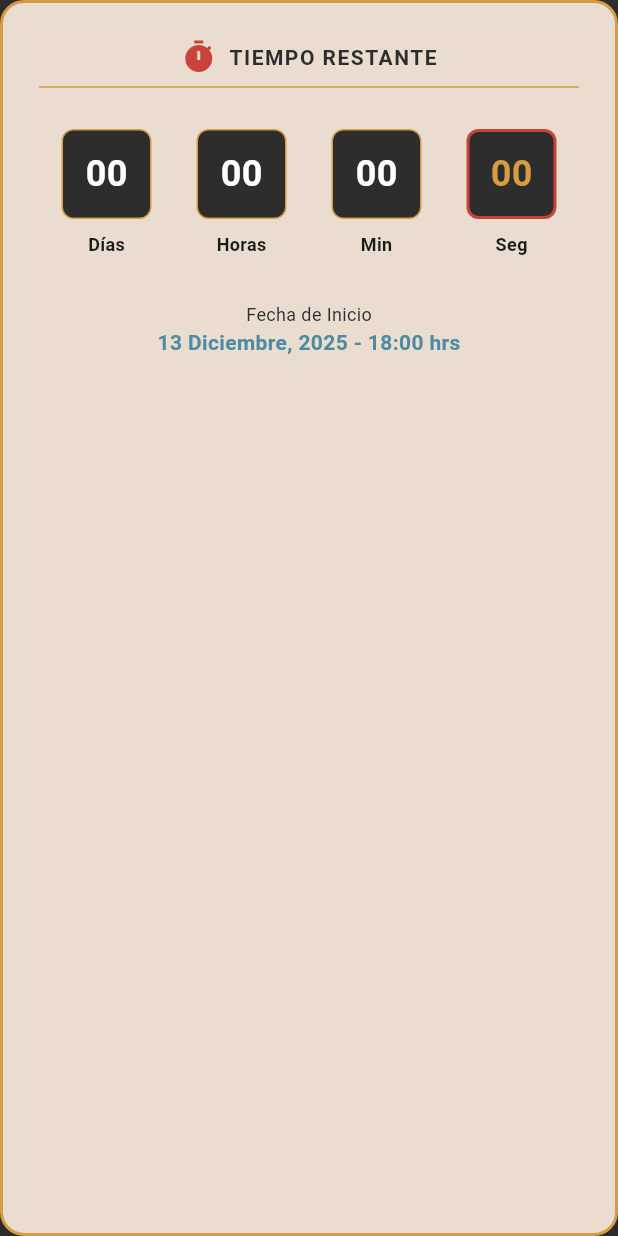
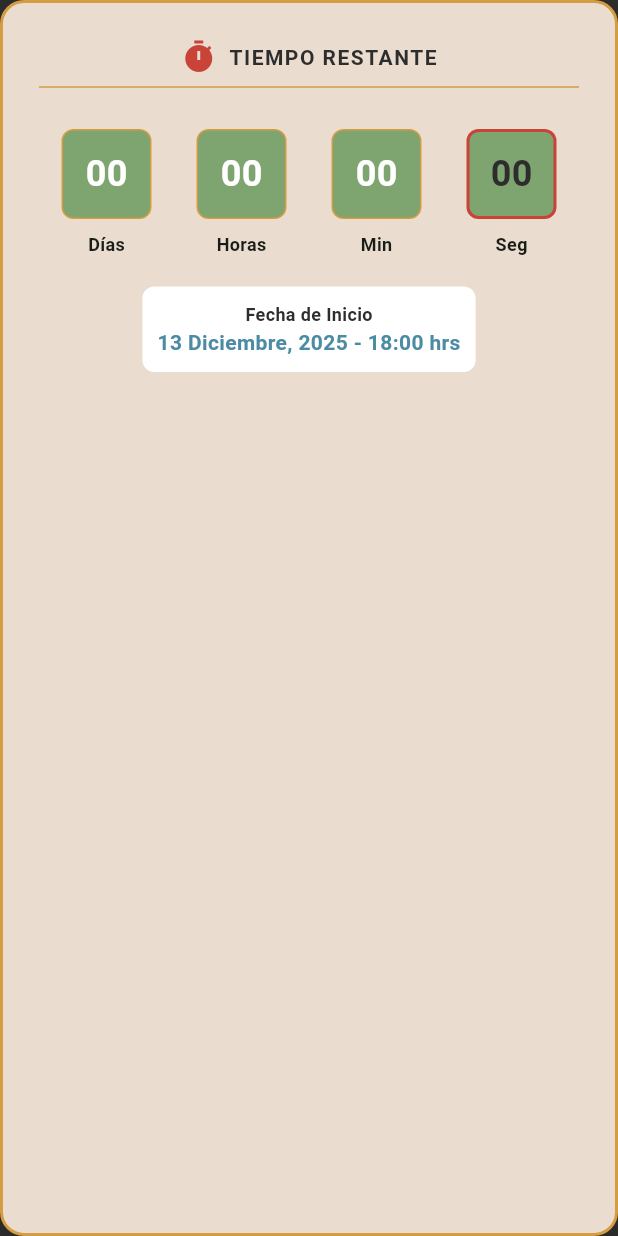
Before and after one commit to andreuvv/myl-tournament-web, a Flutter app: the CountdownCard widget shown alone on an empty page, opened directly with empty values, on a phone screen of 412 x 824 dp. Run offline on Flutter 3.47's test engine with Material 3 defaults, Android fonts, the phone set to English and light mode, and no system bars; our stand-ins replace web; missing offline and left inert: dart:ui_web; Roboto replaces fonts that are missing (Georgia).

Commit message:
Refactor MainController and TcgApp to use streams for menu selection; implement CountdownController for countdown functionality; enhance HomeView and MapCard with improved navigation and UI updates.

```diff
--- /dev/null
+++ b/lib/controllers/countdown_controller.dart
@@ -0,0 +1,36 @@
+import 'dart:async';
+
+class CountdownController {
+  final DateTime targetDate;
+  final _timeController = StreamController<Duration>.broadcast();
+  Timer? _timer;
+  late Duration _currentTime;
+
+  CountdownController(this.targetDate) {
+    _currentTime = _calculateTime();
+    _timer = Timer.periodic(
+      const Duration(seconds: 1),
+      (_) => _updateTime(),
+    );
+  }
+
+  Stream<Duration> get timeStream => _timeController.stream;
+  Duration get initialTime => _currentTime;
+
+  Duration _calculateTime() {
+    final now = DateTime.now();
+    var timeLeft = targetDate.difference(now);
+    if (timeLeft.isNegative) timeLeft = Duration.zero;
+    return timeLeft;
+  }
+
+  void _updateTime() {
+    _currentTime = _calculateTime();
+    _timeController.add(_currentTime);
+  }
+
+  void dispose() {
+    _timer?.cancel();
+    _timeController.close();
+  }
+}
--- a/lib/widgets/countdown_card_widget.dart
+++ b/lib/widgets/countdown_card_widget.dart
@@ -1,7 +1,6 @@
-import 'dart:async';
-
 import 'package:flutter/material.dart';
 import 'package:myl_app_web/app_colors.dart';
+import 'package:myl_app_web/controllers/countdown_controller.dart';
 
 class CountdownCard extends StatefulWidget {
   final DateTime targetDate;
@@ -13,35 +12,28 @@ class CountdownCard extends StatefulWidget {
 }
 
 class _CountdownCardState extends State<CountdownCard> {
-  late Timer _timer;
-  late Duration _timeLeft;
+  late CountdownController _controller;
 
   @override
   void initState() {
     super.initState();
-    _calculateTime();
-    _timer = Timer.periodic(
-      const Duration(seconds: 1),
-      (timer) => _calculateTime(),
-    );
-  }
-
-  void _calculateTime() {
-    final now = DateTime.now();
-    setState(() {
-      _timeLeft = widget.targetDate.difference(now);
-      if (_timeLeft.isNegative) _timeLeft = Duration.zero;
-    });
+    _controller = CountdownController(widget.targetDate);
   }
 
   @override
   void dispose() {
-    _timer.cancel();
+    _controller.dispose();
     super.dispose();
   }
 
   @override
   Widget build(BuildContext context) {
+    return StreamBuilder<Duration>(
+      stream: _controller.timeStream,
+      initialData: _controller.initialTime,
+      builder: (context, snapshot) {
+        final timeLeft = snapshot.data ?? Duration.zero;
+
         return Container(
           padding: const EdgeInsets.all(24),
           decoration: BoxDecoration(
@@ -78,11 +70,11 @@ class _CountdownCardState extends State<CountdownCard> {
               Row(
                 mainAxisAlignment: MainAxisAlignment.spaceAround,
                 children: [
-              _TimeBox(value: _timeLeft.inDays, label: "Días"),
-              _TimeBox(value: _timeLeft.inHours % 24, label: "Horas"),
-              _TimeBox(value: _timeLeft.inMinutes % 60, label: "Min"),
+                  _TimeBox(value: timeLeft.inDays, label: "Días"),
+                  _TimeBox(value: timeLeft.inHours % 24, label: "Horas"),
+                  _TimeBox(value: timeLeft.inMinutes % 60, label: "Min"),
                   _TimeBox(
-                value: _timeLeft.inSeconds % 60,
+                    value: timeLeft.inSeconds % 60,
                     label: "Seg",
                     isAccent: true,
                   ),
@@ -92,14 +84,17 @@ class _CountdownCardState extends State<CountdownCard> {
               Container(
                 padding: const EdgeInsets.all(10),
                 decoration: BoxDecoration(
-              color: AppColors.beige,
+                  color: AppColors.white,
                   borderRadius: BorderRadius.circular(8),
                 ),
                 child: Column(
                   children: const [
                     Text(
                       "Fecha de Inicio",
-                  style: TextStyle(fontSize: 12, color: AppColors.coalGrey),
+                      style: TextStyle(
+                          fontSize: 12,
+                          color: AppColors.coalGrey,
+                          fontWeight: FontWeight.bold),
                     ),
                     Text(
                       "13 Diciembre, 2025 - 18:00 hrs",
@@ -113,6 +108,8 @@ class _CountdownCardState extends State<CountdownCard> {
               ),
             ],
           ),
+        );
+      },
     );
   }
 }
@@ -137,7 +134,7 @@ class _TimeBox extends StatelessWidget {
           height: 60,
           alignment: Alignment.center,
           decoration: BoxDecoration(
-            color: AppColors.coalGrey,
+            color: AppColors.sageGreen,
             borderRadius: BorderRadius.circular(8),
             border: isAccent
                 ? Border.all(color: AppColors.brickRed, width: 2)
@@ -146,7 +143,7 @@ class _TimeBox extends StatelessWidget {
           child: Text(
             value.toString().padLeft(2, '0'),
             style: TextStyle(
-              color: isAccent ? AppColors.ocher : Colors.white,
+              color: isAccent ? AppColors.coalGrey : Colors.white,
               fontSize: 24,
               fontWeight: FontWeight.bold,
             ),
```
Also changed, not shown: lib/controllers/main_controller.dart (+28 -51 lines), lib/tcg_app.dart (+46 -4 lines), lib/views/home_view_page.dart (+12 -2 lines), lib/views/main_view.dart (added, +41 -0 lines), lib/widgets/map_card_widget.dart (+17 -19 lines). Lines whose indentation alone changed are shown as unchanged.
